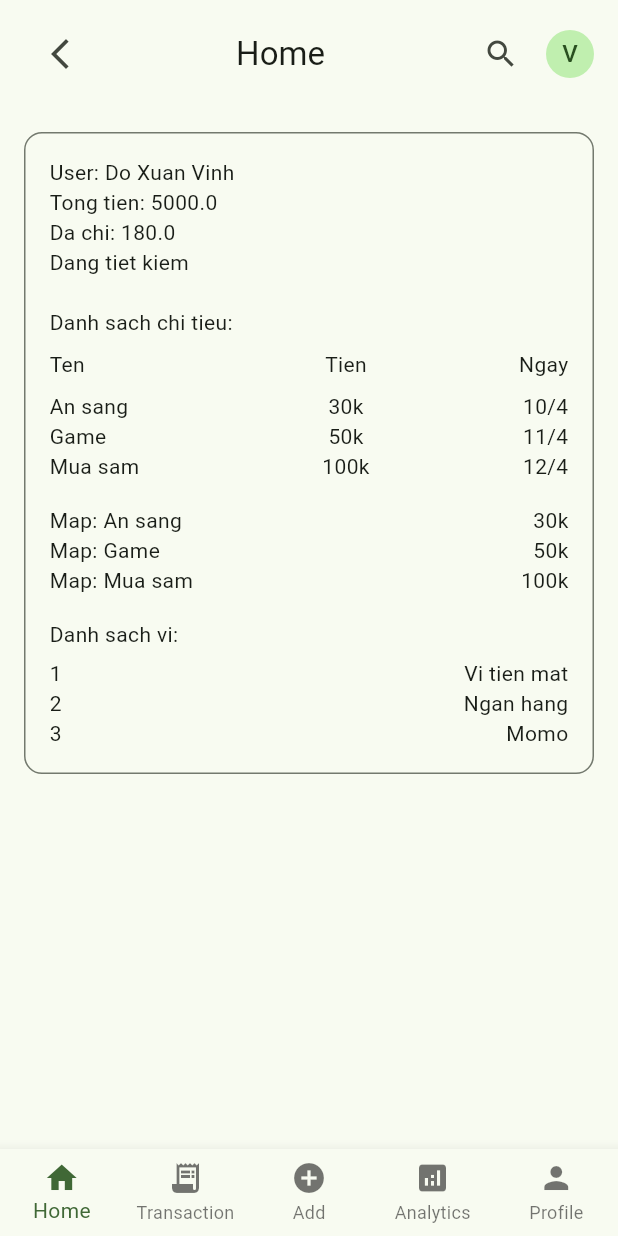
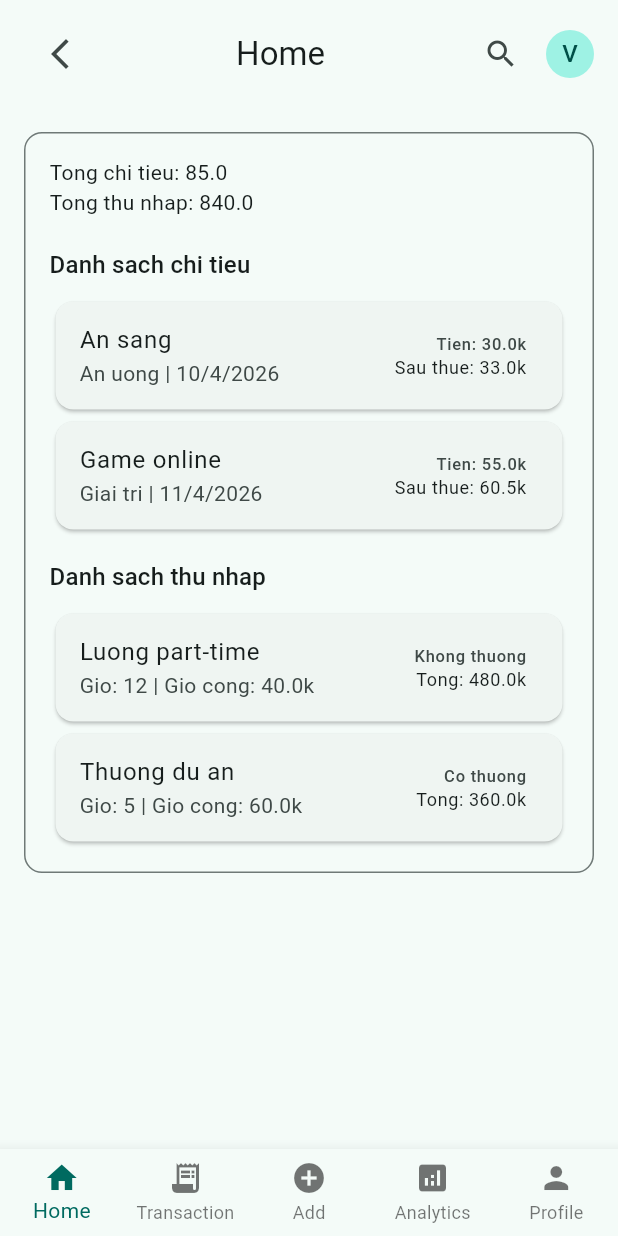
Before and after one commit to Cjayze/Expense_manage_Manh_Vinh1_2026, a Flutter app: the MainShell screen opened directly, on a phone screen of 412 x 824 dp. Run offline on Flutter 3.47's test engine with Material 3 defaults, Android fonts, the phone set to English and light mode, and no system bars; Roboto replaces fonts that are missing (Georgia).

Commit message:
Bài tập thực hành số 6

```diff
--- a/quanlychitieu_manh_vinh_1_2026/lib/main.dart
+++ b/quanlychitieu_manh_vinh_1_2026/lib/main.dart
@@ -1,7 +1,23 @@
 import 'package:flutter/material.dart';
-
-import 'giuaki/expense_app.dart';
+import 'pages/main_shell.dart';
 
 void main() {
-  runApp(const ExpenseTrackerApp());
+  runApp(const ExpenseManageApp());
 }
+
+class ExpenseManageApp extends StatelessWidget {
+  const ExpenseManageApp({super.key});
+
+  @override
+  Widget build(BuildContext context) {
+    return MaterialApp(
+      title: 'Quan Ly Chi Tieu',
+      debugShowCheckedModeBanner: false,
+      theme: ThemeData(
+        colorScheme: ColorScheme.fromSeed(seedColor: Colors.teal),
+        useMaterial3: true,
+      ),
+      home: const MainShell(),
+    );
+  }
+}
--- /dev/null
+++ b/quanlychitieu_manh_vinh_1_2026/lib/models/base_entity.dart
@@ -0,0 +1,5 @@
+abstract class BaseEntity {
+  final int id;
+
+  const BaseEntity({required this.id});
+}
--- /dev/null
+++ b/quanlychitieu_manh_vinh_1_2026/lib/models/expense_record.dart
@@ -0,0 +1,20 @@
+import 'base_entity.dart';
+
+class ExpenseRecord extends BaseEntity {
+  final String title;
+  final String category;
+  final double amount;
+  final DateTime date;
+
+  const ExpenseRecord({
+    required super.id,
+    required this.title,
+    required this.category,
+    required this.amount,
+    required this.date,
+  });
+
+  double amountWithTax(double taxRate) {
+    return amount * (1 + taxRate);
+  }
+}
--- /dev/null
+++ b/quanlychitieu_manh_vinh_1_2026/lib/models/income_record.dart
@@ -0,0 +1,21 @@
+import 'base_entity.dart';
+
+class IncomeRecord extends BaseEntity {
+  final String source;
+  final int hours;
+  final double rate;
+  final bool isBonus;
+
+  const IncomeRecord({
+    required super.id,
+    required this.source,
+    required this.hours,
+    required this.rate,
+    required this.isBonus,
+  });
+
+  double gross() {
+    final bonusMultiplier = isBonus ? 1.2 : 1.0;
+    return hours * rate * bonusMultiplier;
+  }
+}
--- a/quanlychitieu_manh_vinh_1_2026/lib/pages/home_page.dart
+++ b/quanlychitieu_manh_vinh_1_2026/lib/pages/home_page.dart
@@ -1,23 +1,8 @@
 import 'package:flutter/material.dart';
-import '../models/category.dart';
-import '../services/category_manager.dart';
+import '../models/expense_record.dart';
+import '../models/income_record.dart';
+import '../services/generic_crud.dart';
 import '../widgets/common_header.dart';
-
-class MyGeneric<T> {
-  T obj;
-
-  MyGeneric(this.obj);
-
-  void printData() {
-    if (obj is List<Map<String, String>>) {
-      for (var item in obj as List<Map<String, String>>) {
-        print('${item['studentID']} - ${item['fullname']}');
-      }
-    } else {
-      print(obj);
-    }
-  }
-}
 
 class HomePage extends StatefulWidget {
   const HomePage({super.key});
@@ -27,71 +12,75 @@ class HomePage extends StatefulWidget {
 }
 
 class _HomePageState extends State<HomePage> {
-  final List<Map<String, String>> students = [
-    {'studentID': 's123456', 'fullname': 'Nguyen Thi B'},
-    {'studentID': 's345672', 'fullname': 'Nguyen Van D'},
-    {'studentID': 's923333', 'fullname': 'Tran Thi Van'},
-  ];
-  final manager = CategoryManager();
+  final GenericCrud<ExpenseRecord> expenseRepo = GenericCrud<ExpenseRecord>();
+  final GenericCrud<IncomeRecord> incomeRepo = GenericCrud<IncomeRecord>();
 
-  String userName = 'Do Xuan Vinh';
-  double totalMoney = 5000;
-  bool isSaving = true;
+  double get totalExpense {
+    return expenseRepo
+        .getAll()
+        .fold(0, (sum, item) => sum + item.amount);
+  }
 
-  final List<Map<String, dynamic>> expenses = [
-    {"name": "An sang", "amount": 30, "date": DateTime(2026, 4, 10)},
-    {"name": "Game", "amount": 50, "date": DateTime(2026, 4, 11)},
-    {"name": "Mua sam", "amount": 100, "date": DateTime(2026, 4, 12)},
-  ];
-
-  final List<Map<String, dynamic>> wallets = [
-    {'id': 1, 'name': 'Vi tien mat'},
-    {'id': 2, 'name': 'Ngan hang'},
-    {'id': 3, 'name': 'Momo'},
-  ];
-
-  double get totalSpent {
-    double sum = 0;
-    for (var item in expenses) {
-      sum += item["amount"];
-    }
-    return sum;
+  double get totalIncome {
+    return incomeRepo
+        .getAll()
+        .fold(0, (sum, item) => sum + item.gross());
   }
 
   @override
   void initState() {
     super.initState();
-
-    final genericObj = MyGeneric<List<Map<String, String>>>(students);
-    genericObj.printData();
-
-    manager.createCategory(
-      Category(id: 1, name: "An uong", icon: "An uong", type: "expense"),
+    expenseRepo.create(
+      ExpenseRecord(
+        id: 1,
+        title: 'An sang',
+        category: 'An uong',
+        amount: 30,
+        date: DateTime(2026, 4, 10),
+      ),
     );
-    manager.createCategory(
-      Category(id: 2, name: "Luong", icon: "Luong", type: "income"),
+    expenseRepo.create(
+      ExpenseRecord(
+        id: 2,
+        title: 'Game',
+        category: 'Giai tri',
+        amount: 50,
+        date: DateTime(2026, 4, 11),
+      ),
     );
-    manager.createCategory(
-      Category(id: 3, name: "Thuong", icon: "Thuong", type: "income"),
+    expenseRepo.update(
+      ExpenseRecord(
+        id: 2,
+        title: 'Game online',
+        category: 'Giai tri',
+        amount: 55,
+        date: DateTime(2026, 4, 11),
+      ),
     );
 
-    print("Catehory list");
-    for (var c in manager.getAllCategories()) {
-      c.display();
-    }
+    incomeRepo.create(
+      IncomeRecord(
+        id: 1,
+        source: 'Luong part-time',
+        hours: 12,
+        rate: 40,
+        isBonus: false,
+      ),
+    );
+    incomeRepo.create(
+      IncomeRecord(
+        id: 2,
+        source: 'Thuong du an',
+        hours: 5,
+        rate: 60,
+        isBonus: true,
+      ),
+    );
+    incomeRepo.delete(99);
+  }
 
-    manager.updateCategory(1, name: "An uong hang ngay", icon: "Food");
-
-    print("Update ID=1");
-    for (var c in manager.getAllCategories()) {
-      c.display();
-    }
-
-    manager.deleteCategory(2);
-    print("Delete ID=2");
-    for (var c in manager.getAllCategories()) {
-      c.display();
-    }
+  String _formatDate(DateTime date) {
+    return '${date.day}/${date.month}/${date.year}';
   }
 
   @override
@@ -111,77 +100,65 @@ class _HomePageState extends State<HomePage> {
               child: Column(
                 crossAxisAlignment: CrossAxisAlignment.start,
                 children: [
-                  Text('User: $userName'),
-                  Text('Tong tien: $totalMoney'),
-                  Text('Da chi: $totalSpent'),
-                  Text(isSaving ? 'Dang tiet kiem' : 'Tieu qua tay'),
+                  Text('Tong chi tieu: $totalExpense'),
+                  Text('Tong thu nhap: $totalIncome'),
                   const SizedBox(height: 20),
-                  const Text('Danh sach chi tieu:'),
-                  const SizedBox(height: 8),
-                  const Row(
-                    children: [
-                      Expanded(flex: 3, child: Text('Ten')),
-                      Expanded(
-                        flex: 2,
-                        child: Text('Tien', textAlign: TextAlign.center),
-                      ),
-                      Expanded(
-                        flex: 2,
-                        child: Text('Ngay', textAlign: TextAlign.right),
-                      ),
-                    ],
+                  Text(
+                    'Danh sach chi tieu',
+                    style: Theme.of(context).textTheme.titleMedium,
                   ),
                   const SizedBox(height: 8),
                   Column(
                     children: [
-                      for (var item in expenses)
-                        Row(
-                          children: [
-                            Expanded(flex: 3, child: Text(item["name"])),
-                            Expanded(
-                              flex: 2,
-                              child: Text(
-                                '${item["amount"]}k',
-                                textAlign: TextAlign.center,
-                              ),
+                      for (final item in expenseRepo.getAll())
+                        Card(
+                          child: ListTile(
+                            title: Text(item.title),
+                            subtitle: Text(
+                              '${item.category} | ${_formatDate(item.date)}',
                             ),
-                            Expanded(
-                              flex: 2,
-                              child: Text(
-                                '${item["date"].day}/${item["date"].month}',
-                                textAlign: TextAlign.right,
-                              ),
+                            trailing: Column(
+                              mainAxisAlignment: MainAxisAlignment.center,
+                              crossAxisAlignment: CrossAxisAlignment.end,
+                              children: [
+                                Text('Tien: ${item.amount}k'),
+                                Text(
+                                  'Sau thue: ${item.amountWithTax(0.1).toStringAsFixed(1)}k',
+                                  style: Theme.of(context).textTheme.bodySmall,
+                                ),
+                              ],
                             ),
-                          ],
+                          ),
                         ),
                     ],
                   ),
                   const SizedBox(height: 16),
-                  Column(
-                    children: expenses.map((item) {
-                      return Row(
-                        mainAxisAlignment: MainAxisAlignment.spaceBetween,
-                        children: [
-                          Text('Map: ${item["name"]}'),
-                          Text('${item["amount"]}k'),
-                        ],
-                      );
-                    }).toList(),
+                  Text(
+                    'Danh sach thu nhap',
+                    style: Theme.of(context).textTheme.titleMedium,
                   ),
-                  const SizedBox(height: 16),
-                  const Text('Danh sach vi:'),
-                  const SizedBox(height: 6),
+                  const SizedBox(height: 8),
                   Column(
                     children: [
-                      for (var w in wallets)
-                        Row(
-                          children: [
-                            Expanded(flex: 1, child: Text('${w["id"]}')),
-                            Expanded(
-                              flex: 3,
-                              child: Text(w["name"], textAlign: TextAlign.right),
+                      for (final item in incomeRepo.getAll())
+                        Card(
+                          child: ListTile(
+                            title: Text(item.source),
+                            subtitle: Text(
+                              'Gio: ${item.hours} | Gio cong: ${item.rate}k',
                             ),
-                          ],
+                            trailing: Column(
+                              mainAxisAlignment: MainAxisAlignment.center,
+                              crossAxisAlignment: CrossAxisAlignment.end,
+                              children: [
+                                Text(item.isBonus ? 'Co thuong' : 'Khong thuong'),
+                                Text(
+                                  'Tong: ${item.gross().toStringAsFixed(1)}k',
+                                  style: Theme.of(context).textTheme.bodySmall,
+                                ),
+                              ],
+                            ),
+                          ),
                         ),
                     ],
                   ),
--- /dev/null
+++ b/quanlychitieu_manh_vinh_1_2026/lib/services/generic_crud.dart
@@ -0,0 +1,38 @@
+import '../models/base_entity.dart';
+
+class GenericCrud<T extends BaseEntity> {
+  final List<T> _items = [];
+
+  void create(T item) {
+    _items.add(item);
+  }
+
+  List<T> getAll() {
+    return List.unmodifiable(_items);
+  }
+
+  T? getById(int id) {
+    for (final item in _items) {
+      if (item.id == id) {
+        return item;
+      }
+    }
+    return null;
+  }
+
+  bool update(T item) {
+    for (var i = 0; i < _items.length; i++) {
+      if (_items[i].id == item.id) {
+        _items[i] = item;
+        return true;
+      }
+    }
+    return false;
+  }
+
+  bool delete(int id) {
+    final before = _items.length;
+    _items.removeWhere((item) => item.id == id);
+    return _items.length != before;
+  }
+}
```
